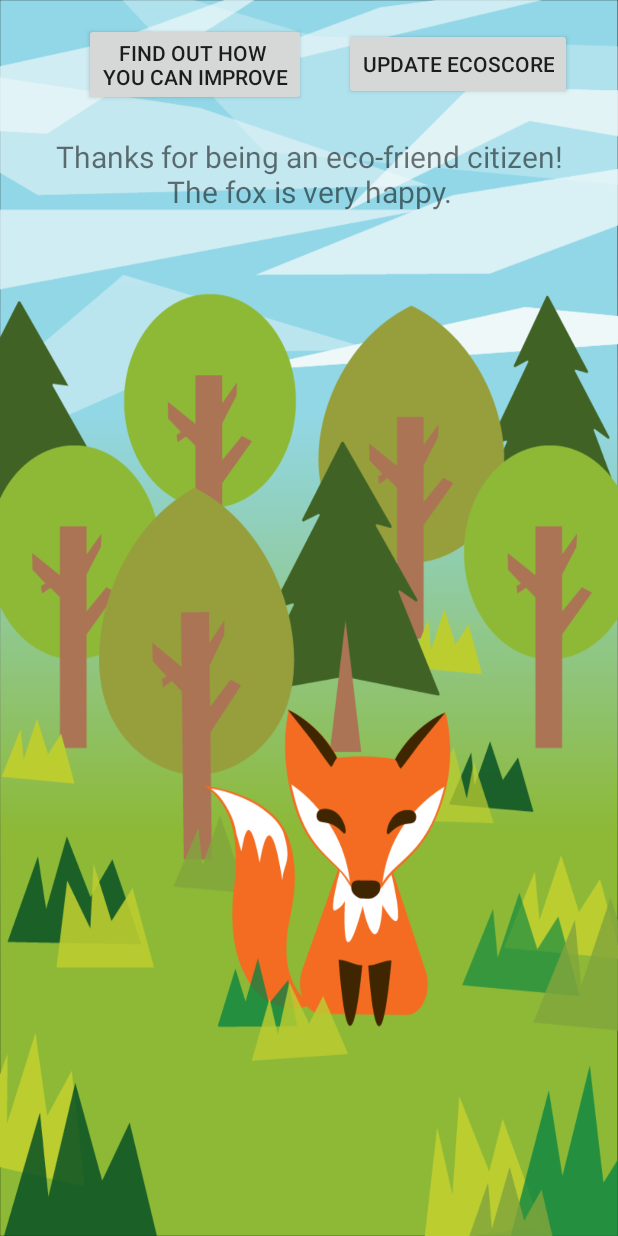
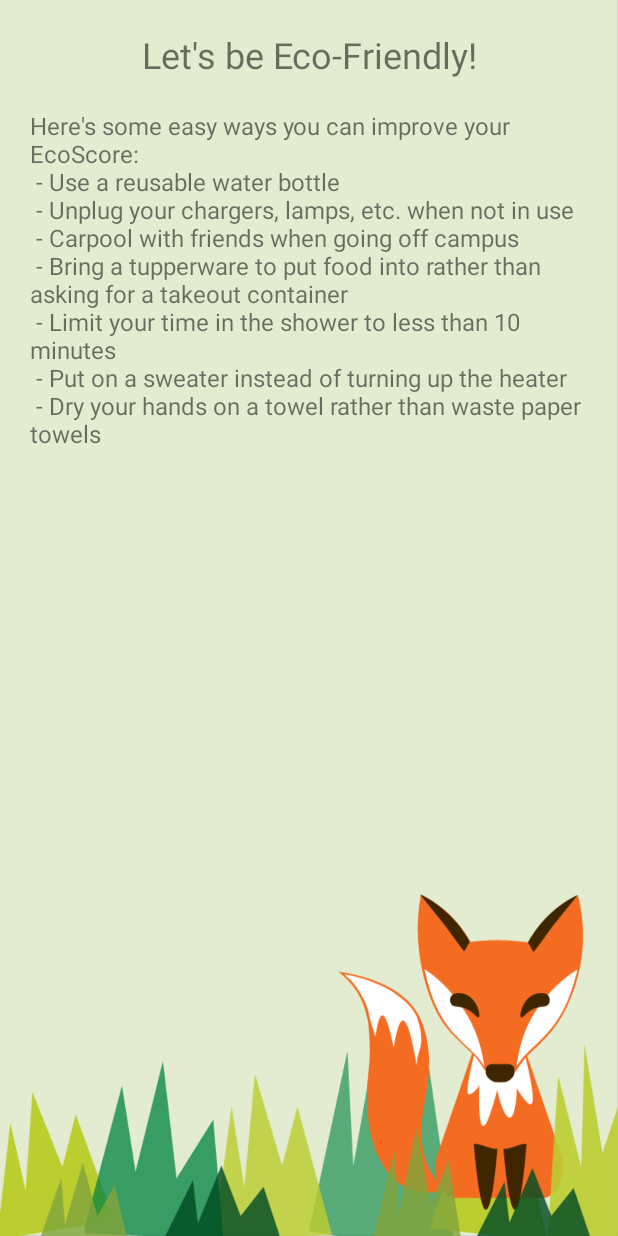
Before and after one commit to kguo25/pearlhacks2017, an Android app: the FoxHomeActivity screen opened directly, with no data from a screen before it, after a tap on an icon or button, on a phone screen of 412 x 824 dp. Run offline under Robolectric (Android 15) with nearby library versions, the phone set to English and light mode, and no system bars.

Commit message:
re-add Tips

```diff
--- a/EcoPet/app/src/main/AndroidManifest.xml
+++ b/EcoPet/app/src/main/AndroidManifest.xml
@@ -23,6 +23,8 @@
             android:screenOrientation="portrait"></activity>
         <activity android:name=".FoxHomeActivity"
             android:screenOrientation="portrait"></activity>
+        <activity android:name=".TipsActivity"
+            android:screenOrientation="portrait"></activity>
     </application>
 
 </manifest>
--- a/EcoPet/app/src/main/java/compsci290/edu/duke/ecopet/FoxHomeActivity.java
+++ b/EcoPet/app/src/main/java/compsci290/edu/duke/ecopet/FoxHomeActivity.java
@@ -1,6 +1,7 @@
 package compsci290.edu.duke.ecopet;
 
 import android.app.Activity;
+import android.content.Intent;
 import android.content.SharedPreferences;
 import android.os.Bundle;
 import android.view.View;
@@ -40,7 +41,8 @@ public class FoxHomeActivity extends Activity {
     }
 
     public void improve(View v) {
-
+        Intent i = new Intent(FoxHomeActivity.this, TipsActivity.class);
+        startActivity(i);
     }
 
     public void updateScore(View v) {
--- a/EcoPet/app/src/main/java/compsci290/edu/duke/ecopet/TipsActivity.java
+++ b/EcoPet/app/src/main/java/compsci290/edu/duke/ecopet/TipsActivity.java
@@ -1,9 +1,15 @@
 package compsci290.edu.duke.ecopet;
+
+import android.app.Activity;
+import android.os.Bundle;
 
 /**
  * Created by emilymeng on 2/12/17.
  */
 
-public class TipsActivity {
-
+public class TipsActivity extends Activity {
+    protected void onCreate(Bundle savedInstanceState) {
+        super.onCreate(savedInstanceState);
+        setContentView(R.layout.activity_tips);
+    }
 }
--- a/EcoPet/app/src/main/res/layout/activity_tips.xml
+++ b/EcoPet/app/src/main/res/layout/activity_tips.xml
@@ -1,7 +1,8 @@
 <?xml version="1.0" encoding="utf-8"?>
 <LinearLayout xmlns:android="http://schemas.android.com/apk/res/android"
     android:orientation="vertical" android:layout_width="match_parent"
-    android:layout_height="match_parent">
+    android:layout_height="match_parent"
+    android:background="@drawable/question_bg">
 
     <TextView
         android:layout_width="match_parent"
@@ -18,14 +19,13 @@
         android:textSize="16dp"
         android:padding="20dp"
         android:text="Here's some easy ways you can improve your EcoScore:\n
-- Use a reusable water bottle
-- Unplug your chargers, lamps, etc. when not in use
-- Carpool with friends when going off campus
-- Bring a tupperware to put food into rather than asking for a takeout container
-- Limit your time in the shower to less than 10 minutes
-- Put on a sweater instead of turning up the heater
+- Use a reusable water bottle\n
+- Unplug your chargers, lamps, etc. when not in use\n
+- Carpool with friends when going off campus\n
+- Bring a tupperware to put food into rather than asking for a takeout container\n
+- Limit your time in the shower to less than 10 minutes\n
+- Put on a sweater instead of turning up the heater\n
 - Dry your hands on a towel rather than waste paper towels"
-
         />
 
 </LinearLayout>
```
